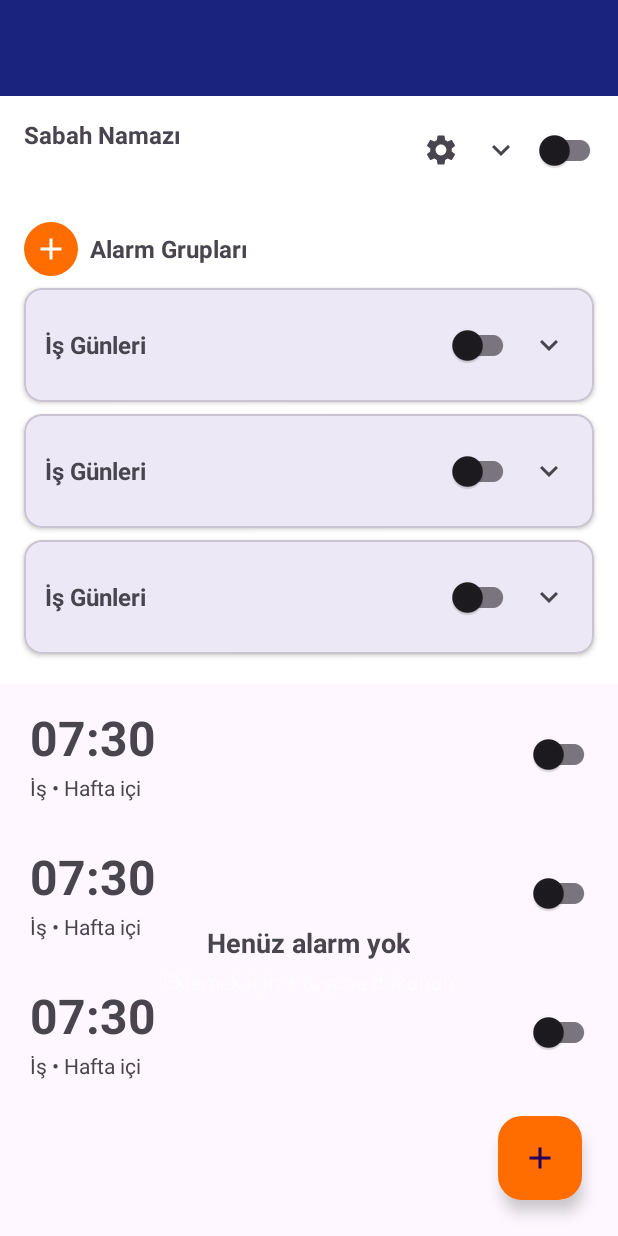
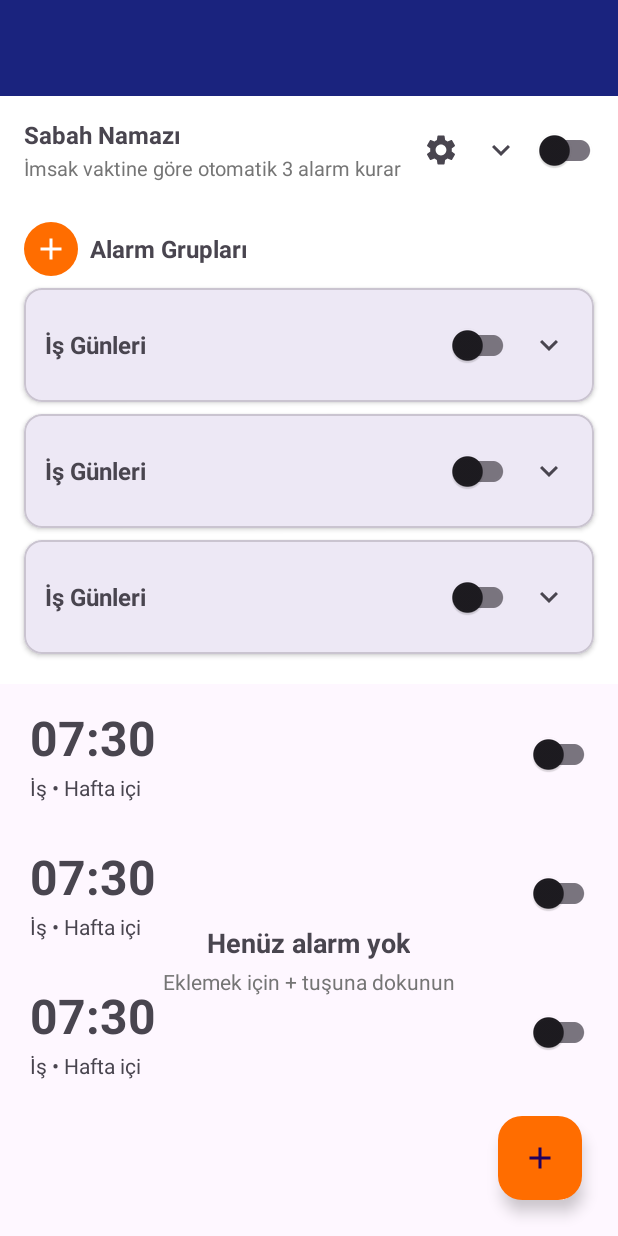
Before and after one commit to metehanyl/-alar-Saat-, an Android app: the layout activity_main.xml on its own in the app's theme, with its tools: preview values and no code run, on a phone screen of 412 x 824 dp. Run offline under Robolectric (Android 15) with nearby library versions, the phone set to English and light mode, and no system bars.

Commit message:
text_secondary rengini saydam beyazdan koyu griye düzelt
Sabah Namazı saatleri ve boş durum alt yazısı beyaz kart arka planında
görünmüyordu çünkü text_secondary #88FFFFFF (saydam beyaz) olarak
tanımlıydı. Beyaz üstüne beyaz yazı render ediliyordu, bu yüzden metin
"boş" görünüyordu.

Co-Authored-By: Claude Sonnet 4.6 <noreply@anthropic.com>
Claude-Session: https://claude.ai/code/session_01TpVWXHwbcxpCFmtVtohEra

```diff
--- a/app/src/main/res/values/colors.xml
+++ b/app/src/main/res/values/colors.xml
@@ -6,5 +6,5 @@
     <color name="ring_background">#B71C1C</color>
     <color name="white">#FFFFFFFF</color>
     <color name="black">#FF000000</color>
-    <color name="text_secondary">#88FFFFFF</color>
+    <color name="text_secondary">#757575</color>
 </resources>
```
